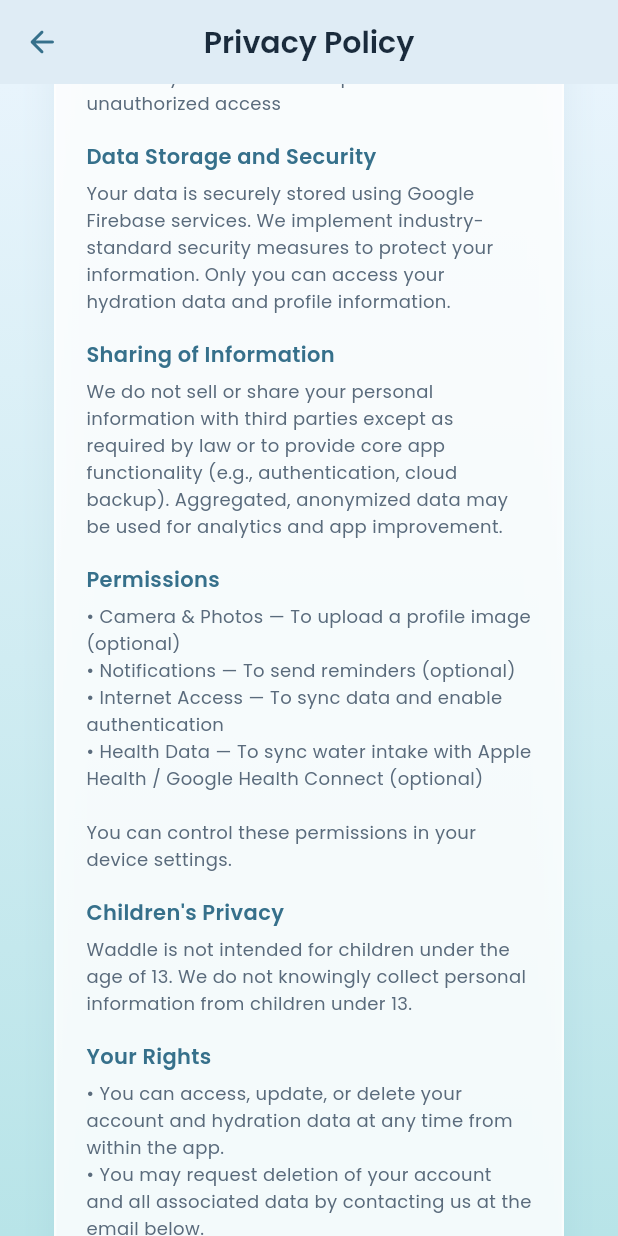
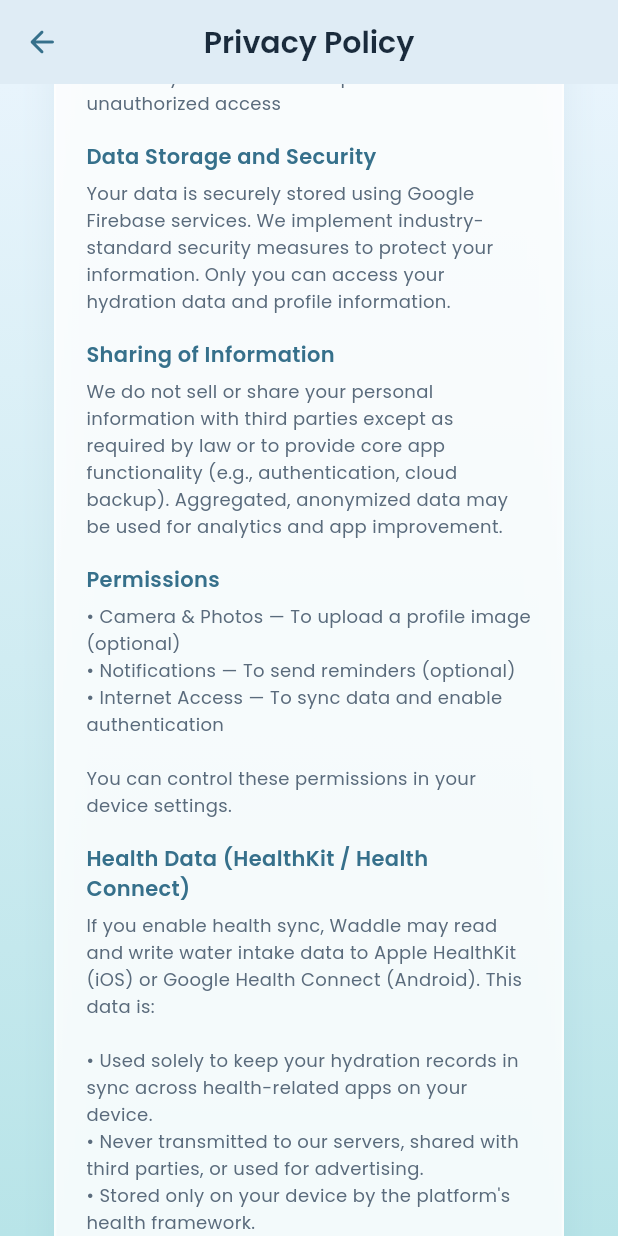
Before and after one commit to Crescendoe/Waddle, a Flutter app: the PrivacyPolicyScreen screen opened by its route, scrolled down 576 dp, on a phone screen of 412 x 824 dp. Run offline on Flutter 3.47's test engine with Material 3 defaults, Android fonts, the phone set to English and light mode, and no system bars; our stand-ins replace cloud_firestore, dartz, equatable, firebase_auth, firebase_core, firebase_messaging and 12 more; missing offline and left inert: health; accounts and stored records are empty; generated files the repository leaves out were written again.

Commit message:
feat: enhance privacy policy, add health data permissions, and improve notification handling

```diff
--- a/lib/presentation/screens/settings/privacy_policy_screen.dart
+++ b/lib/presentation/screens/settings/privacy_policy_screen.dart
@@ -75,10 +75,22 @@ class PrivacyPolicyScreen extends StatelessWidget {
                     'Permissions',
                     '• Camera & Photos — To upload a profile image (optional)\n'
                         '• Notifications — To send reminders (optional)\n'
-                        '• Internet Access — To sync data and enable authentication\n'
-                        '• Health Data — To sync water intake with Apple Health / '
-                        'Google Health Connect (optional)\n\n'
+                        '• Internet Access — To sync data and enable authentication\n\n'
                         'You can control these permissions in your device settings.',
+                  ),
+                  _section(
+                    'Health Data (HealthKit / Health Connect)',
+                    'If you enable health sync, Waddle may read and write water '
+                        'intake data to Apple HealthKit (iOS) or Google Health '
+                        'Connect (Android). This data is:\n\n'
+                        '• Used solely to keep your hydration records in sync '
+                        'across health-related apps on your device.\n'
+                        '• Never transmitted to our servers, shared with third '
+                        'parties, or used for advertising.\n'
+                        '• Stored only on your device by the platform\'s health '
+                        'framework.\n\n'
+                        'You can enable or disable health sync at any time in '
+                        'Settings > Health Sync.',
                   ),
                   _section(
                     'Children\'s Privacy',
--- a/lib/presentation/screens/settings/settings_screen.dart
+++ b/lib/presentation/screens/settings/settings_screen.dart
@@ -1,5 +1,6 @@
 import 'dart:io';
 
+import 'package:flutter/foundation.dart';
 import 'package:flutter/material.dart';
 import 'package:flutter_animate/flutter_animate.dart';
 import 'package:flutter_bloc/flutter_bloc.dart';
@@ -289,6 +290,9 @@ class _SettingsScreenState extends State<SettingsScreen> {
   // ═══════════════════════════════════════════════════════════
 
   void _handleVersionTap() {
+    // Debug mode only available in debug builds
+    if (!kDebugMode) return;
+
     final now = DateTime.now();
 
     // Reset counter if more than 2 seconds since last tap
--- a/pubspec.yaml
+++ b/pubspec.yaml
@@ -65,6 +65,7 @@ dependencies:
   uuid: ^4.5.1
   logger: ^2.5.0
   rxdart: ^0.28.0
+  flutter_timezone: ^5.0.1
 
 dev_dependencies:
   flutter_test:
```
Also changed, not shown: lib/data/services/notification_service.dart (+9 -13 lines), 10 other files.
